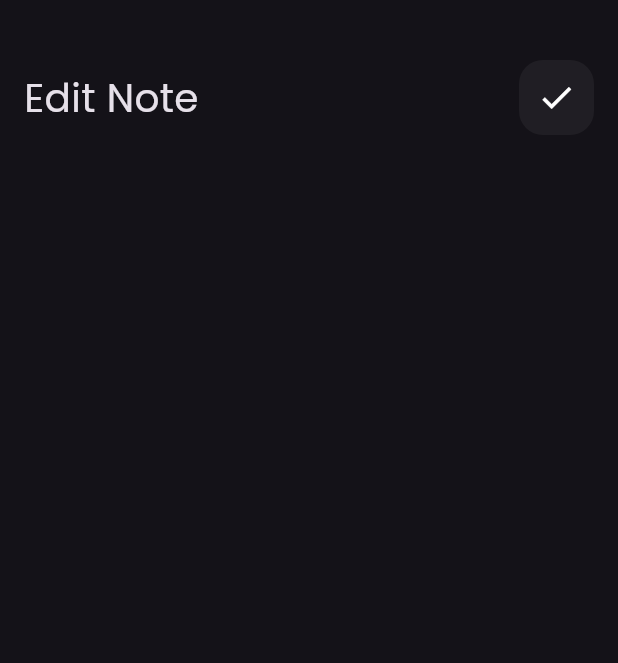
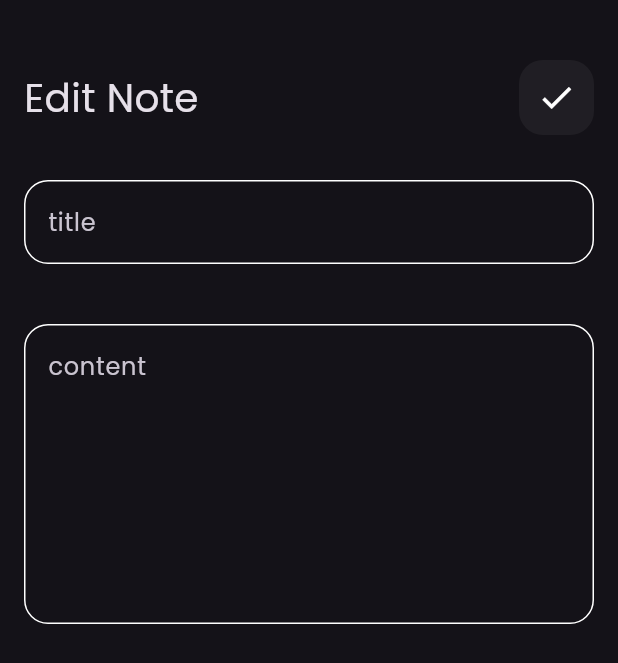
Before and after one commit to MohamedKHalilElsaaw/my_notes, a Flutter app: the EditNoteView screen opened directly, on a phone screen of 412 x 824 dp. Shown: the top 663 px of the screen. Run offline on Flutter 3.47's test engine with Material 3 defaults, Android fonts, the phone set to English and light mode, and no system bars; our stand-ins replace font_awesome_flutter.

Commit message:
edit note view and ui done

```diff
--- a/lib/views/widgets/edit_note_view_body.dart
+++ b/lib/views/widgets/edit_note_view_body.dart
@@ -1,19 +1,26 @@
 import 'package:flutter/material.dart';
 import 'package:my_notes/views/widgets/custom_app_bar.dart';
+import 'package:my_notes/views/widgets/custom_text_field.dart';
 
 class EditNoteViewBody extends StatelessWidget {
   const EditNoteViewBody({super.key});
 
   @override
   Widget build(BuildContext context) {
-    return Padding(
-      padding: const EdgeInsets.symmetric(horizontal: 16),
+    return const Padding(
+      padding: EdgeInsets.symmetric(horizontal: 16),
       child: Column(
         children: [
           SizedBox(
             height: 40,
           ),
-          CustomAppBar(title: 'Edit Note', icon: Icons.check)
+          CustomAppBar(title: 'Edit Note', icon: Icons.check),
+          SizedBox(
+            height: 30,
+          ),
+          CustomTextField(hint: 'title'),
+          SizedBox(height: 40),
+          CustomTextField(hint: 'content', maxLines: 7),
         ],
       ),
     );
```
